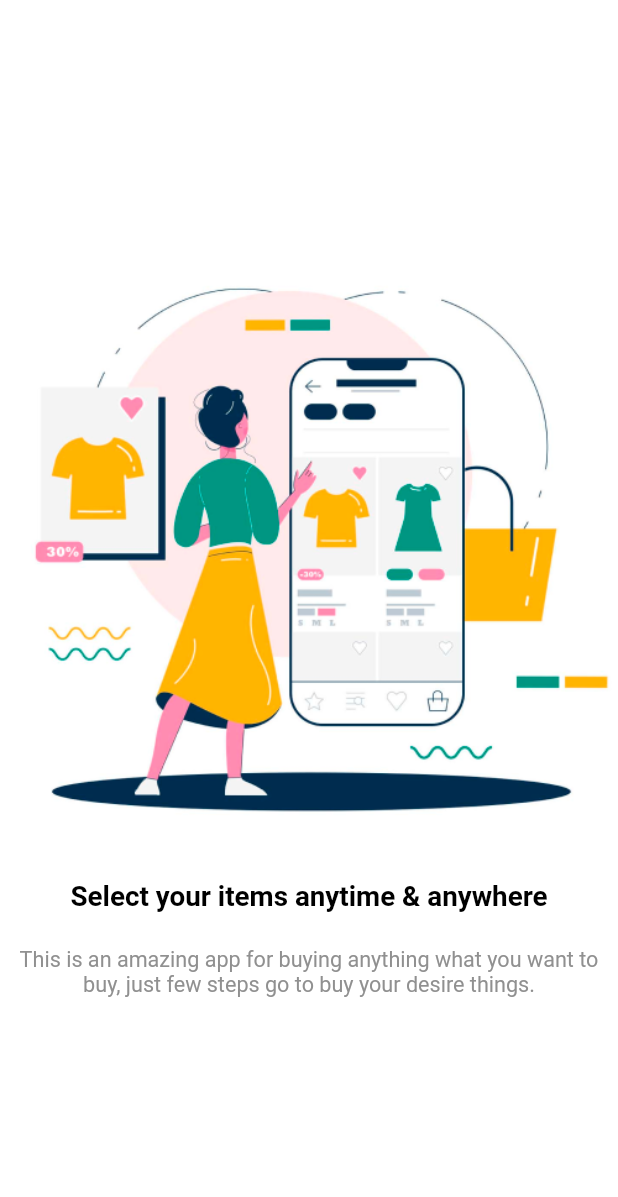
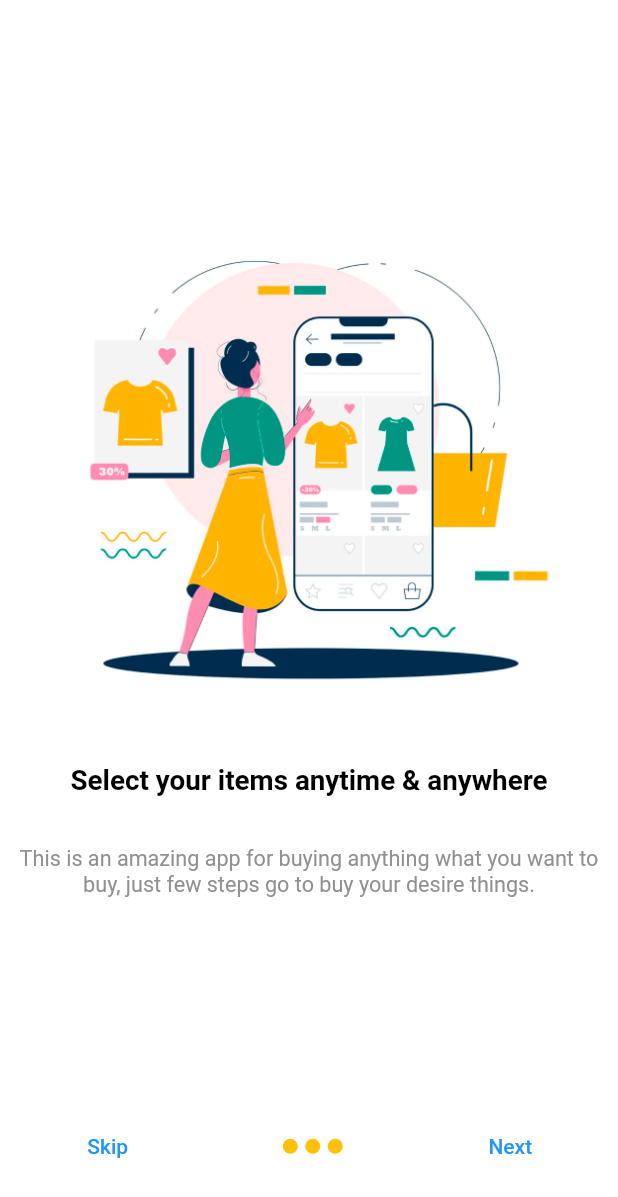
Before and after one commit to AsifMostafiz1/flutter_muslim_ecom_app, a Flutter app: the screen it shows after launch, on a phone screen of 412 x 824 dp. Shown: the top 1197 px of the screen. Run offline on Flutter 3.47's test engine with Material 2 defaults, Android fonts, the phone set to English and light mode, and no system bars.

```diff
--- a/lib/on_boarding_page.dart
+++ b/lib/on_boarding_page.dart
@@ -11,43 +11,79 @@ class OnBoardingPage extends StatefulWidget {
 }
 
 class _OnBoardingPageState extends State<OnBoardingPage> {
+  Container dotIndicator(index) {
+    return Container(
+      margin: EdgeInsets.only(left: 5),
+      height: 10,
+      width: 10,
+      decoration: BoxDecoration(color: Colors.amber, shape: BoxShape.circle),
+    );
+  }
+
   @override
   Widget build(BuildContext context) {
     SizeConfigure().init(context);
     double sizeV = SizeConfigure.blockSizeV!;
     double sizeH = SizeConfigure.blockSizeH!;
+    int currentPageIndex = 0;
 
+    PageController _pageController = PageController(initialPage: 0);
     return Scaffold(
       backgroundColor: Colors.white,
       body: SafeArea(
           child: Column(
         children: [
           Expanded(
+            flex: 20,
             child: PageView.builder(
+              controller: _pageController,
               itemCount: splashScreenContent.length,
-              itemBuilder: (context, index) =>
-                  Column(
+              itemBuilder: (context, index) => Column(
                 mainAxisAlignment: MainAxisAlignment.center,
                 crossAxisAlignment: CrossAxisAlignment.center,
                 children: [
                   Container(
-                        height: sizeV*50,
-                        child: Image.asset(splashScreenContent[index].image,fit: BoxFit.cover,),
+                    height: sizeV * 40,
+                    child: Image.asset(
+                      splashScreenContent[index].image,
+                      fit: BoxFit.cover,
+                    ),
                   ),
                   SizedBox(
-                        height: sizeV*2,
+                    height: sizeV * 4,
                   ),
-                      Text(splashScreenContent[index].title,style: kTitle,textAlign:TextAlign.center,),
-
+                  Text(
+                    splashScreenContent[index].title,
+                    style: kTitle,
+                    textAlign: TextAlign.center,
+                  ),
                   SizedBox(
-                        height: sizeV*2.7,
+                    height: sizeV * 4,
                   ),
-
-                      Text(splashScreenContent[index].subTitle,style: kBodyText1,textAlign:TextAlign.center),
+                  Text(splashScreenContent[index].subTitle,
+                      style: kBodyText1, textAlign: TextAlign.center),
                 ],
               ),
             ),
-          )
+          ),
+          Expanded(
+            flex: 1,
+            child: Row(
+              mainAxisAlignment: MainAxisAlignment.spaceAround,
+              children: [
+                TextButton(onPressed: () {}, child: Text('Skip')),
+                Row(
+                    children: List.generate(
+                  splashScreenContent.length,
+                  (index) => dotIndicator(index),
+                )),
+                TextButton(onPressed: () {}, child: Text('Next')),
+              ],
+            ),
+          ),
+          SizedBox(
+            height: sizeV * 5,
+          ),
         ],
       )),
     );
```
Lines whose indentation alone changed are shown as unchanged.
